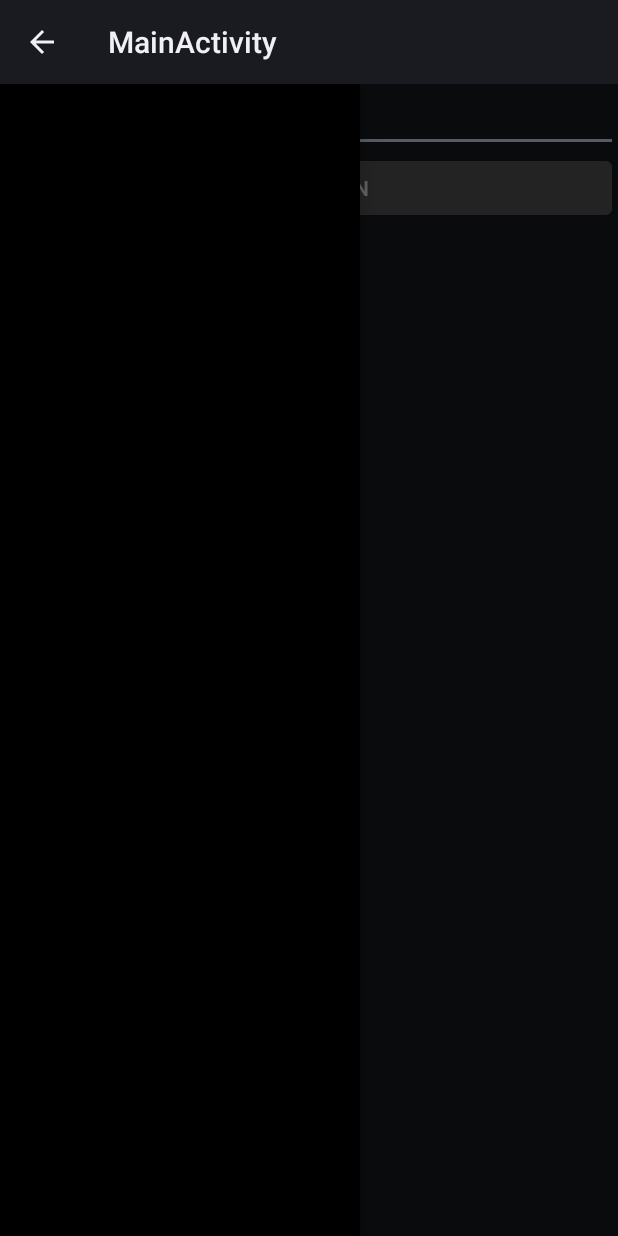
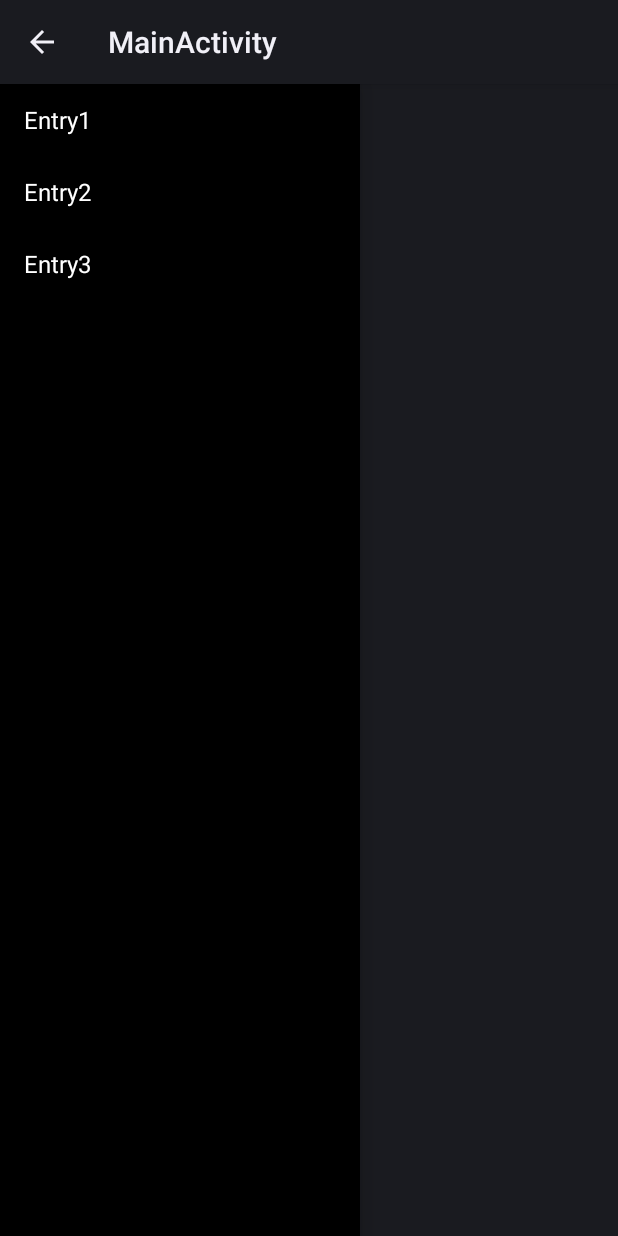
Before and after one commit to csghone/HelloAndroid-AS, an Android app: the screen it shows after launch (MainActivity), with the side drawer open, on a phone screen of 412 x 824 dp. Run offline under Robolectric (Android 15) with nearby library versions, the phone set to English and light mode, and no system bars; 2 statements that could not run were skipped.

Commit message:
Adding second layout
Signed-off-by: Chaitanya Ghone <csghone@ti.com>

```diff
--- a/app/build.gradle
+++ b/app/build.gradle
@@ -21,4 +21,5 @@ android {
 dependencies {
     compile 'com.android.support:support-v4:21.0.3'
     compile 'com.android.support:appcompat-v7:21.0.3'
+    compile "com.android.support:recyclerview-v7:21.0.3"
 }
--- a/app/src/main/java/csg/HelloAndroid/MainActivity.java
+++ b/app/src/main/java/csg/HelloAndroid/MainActivity.java
@@ -6,15 +6,20 @@ import android.app.ActionBar;
 import android.content.res.Configuration;
 import android.os.Bundle;
 
+import android.support.v7.widget.LinearLayoutManager;
 import android.view.*;
 import android.widget.*;
 import android.support.v4.app.ActionBarDrawerToggle;
 import android.support.v4.widget.DrawerLayout;
+import android.support.v7.widget.RecyclerView;
 
 public class MainActivity extends Activity
 {
     private ActionBarDrawerToggle myDrawerToggle;
     private DrawerLayout myDrawerLayout;
+    private RecyclerView myRecyclerView;
+    private RecyclerView.Adapter myAdapter;
+    private RecyclerView.LayoutManager myLayoutManager;
 
     /** Called when the activity is first created. */
     @Override
@@ -27,6 +32,8 @@ public class MainActivity extends Activity
         getActionBar().setHomeButtonEnabled(true);
 
         myDrawerLayout = (DrawerLayout) findViewById(R.id.drawer_layout);
+        myRecyclerView = (RecyclerView) findViewById(R.id.left_drawer);
+
         myDrawerToggle = new ActionBarDrawerToggle(
                     this,                              /* host Activity */
                     myDrawerLayout,                    /* DrawerLayout object */
@@ -44,10 +51,16 @@ public class MainActivity extends Activity
             }
         };
         myDrawerLayout.setDrawerListener(myDrawerToggle);
-        /**
-         * When using the ActionBarDrawerToggle, you must call it during
-         * onPostCreate() and onConfigurationChanged()...
-         */
+
+        myRecyclerView.setHasFixedSize(true);
+
+        // use a linear layout manager
+        myLayoutManager = new LinearLayoutManager(this);
+        myRecyclerView.setLayoutManager(myLayoutManager);
+
+        // specify an adapter (see also next example)
+        myAdapter = new MyAdapter(getResources().getStringArray(R.array.drawer_menu));
+        myRecyclerView.setAdapter(myAdapter);
     }
 
     @Override
@@ -64,6 +77,10 @@ public class MainActivity extends Activity
         }
     }
 
+    /**
+     * When using the ActionBarDrawerToggle, you must call it during
+     * onPostCreate() and onConfigurationChanged()...
+     */
     @Override
     protected void onPostCreate(Bundle savedInstanceState) {
         super.onPostCreate(savedInstanceState);
@@ -77,4 +94,54 @@ public class MainActivity extends Activity
         // Pass any configuration change to the drawer toggls
         myDrawerToggle.onConfigurationChanged(newConfig);
     }
+
+    public class MyAdapter extends RecyclerView.Adapter<MyAdapter.ViewHolder> {
+        private String[] mDataset;
+
+        // Provide a reference to the views for each data item
+        // Complex data items may need more than one view per item, and
+        // you provide access to all the views for a data item in a view holder
+        public class ViewHolder extends RecyclerView.ViewHolder {
+            // each data item is just a string in this case
+            public TextView mTextView;
+            public ViewHolder(TextView v) {
+                super(v);
+                mTextView = v;
+            }
+        }
+
+        // Provide a suitable constructor (depends on the kind of dataset)
+        public MyAdapter(String[] myDataset) {
+            mDataset = myDataset;
+        }
+
+        // Create new views (invoked by the layout manager)
+        @Override
+        public MyAdapter.ViewHolder onCreateViewHolder(ViewGroup parent,
+                                                       int viewType) {
+            // create a new view
+            View v = LayoutInflater.from(parent.getContext())
+                    .inflate(R.layout.my_text_view, parent, false);
+            // set the view's size, margins, paddings and layout parameters
+            //...
+            ViewHolder vh = new ViewHolder((TextView)v);
+            return vh;
+        }
+
+        // Replace the contents of a view (invoked by the layout manager)
+        @Override
+        public void onBindViewHolder(ViewHolder holder, int position) {
+            // - get element from your dataset at this position
+            // - replace the contents of the view with that element
+            holder.mTextView.setText(mDataset[position]);
+
+        }
+
+        // Return the size of your dataset (invoked by the layout manager)
+        @Override
+        public int getItemCount() {
+            return mDataset.length;
+        }
+
+    }
 }
--- a/app/src/main/res/layout/main.xml
+++ b/app/src/main/res/layout/main.xml
@@ -6,28 +6,10 @@
     android:layout_height="fill_parent"
     style="@style/AppTheme"
     >
-    <!-- The main content view -->
-    <RelativeLayout
-        android:id="@+id/content_frame"
-        android:layout_width="match_parent"
-        android:layout_height="match_parent"
-        style="@style/AppTheme">
-
-    <EditText android:id="@+id/edit_message"
-        android:layout_width="fill_parent"
-        android:layout_height="wrap_content"
-        android:hint="@string/edit_message" />
-
-    <Button android:id="@+id/my_button"
-        android:layout_width="fill_parent"
-        android:layout_height="wrap_content"
-        android:layout_below="@+id/edit_message"
-        android:text="@string/my_button_text"/>
-    </RelativeLayout>
-
 
     <!-- The navigation drawer -->
-    <ListView android:id="@+id/left_drawer"
+    <android.support.v7.widget.RecyclerView
+        android:id="@+id/left_drawer"
         android:layout_width="240dp"
         android:layout_height="match_parent"
         android:layout_gravity="left|start"
--- /dev/null
+++ b/app/src/main/res/layout/my_text_view.xml
@@ -0,0 +1,13 @@
+<?xml version="1.0" encoding="utf-8"?>
+<TextView xmlns:android="http://schemas.android.com/apk/res/android"
+    android:id="@+id/drawer_text_view"
+    android:layout_width="match_parent"
+    android:layout_height="wrap_content"
+    android:textAppearance="?android:attr/textAppearanceListItemSmall"
+    android:gravity="center_vertical"
+    android:paddingLeft="16dp"
+    android:paddingRight="16dp"
+    android:textColor="#fff"
+    android:background="?android:attr/activatedBackgroundIndicator"
+    android:minHeight="?android:attr/listPreferredItemHeightSmall"
+    />
--- /dev/null
+++ b/app/src/main/res/menu/menu_activity_layout1.xml
@@ -0,0 +1,6 @@
+<menu xmlns:android="http://schemas.android.com/apk/res/android"
+    xmlns:app="http://schemas.android.com/apk/res-auto"
+    xmlns:tools="http://schemas.android.com/tools" tools:context="csg.HelloAndroid.Layout1">
+    <item android:id="@+id/action_settings" android:title="@string/action_settings"
+        android:orderInCategory="100" app:showAsAction="never" />
+</menu>
--- /dev/null
+++ b/app/src/main/res/values-w820dp/dimens.xml
@@ -0,0 +1,6 @@
+<resources>
+    <!-- Example customization of dimensions originally defined in res/values/dimens.xml
+         (such as screen margins) for screens with more than 820dp of available width. This
+         would include 7" and 10" devices in landscape (~960dp and ~1280dp respectively). -->
+    <dimen name="activity_horizontal_margin">64dp</dimen>
+</resources>
--- /dev/null
+++ b/app/src/main/res/values/dimens.xml
@@ -0,0 +1,5 @@
+<resources>
+    <!-- Default screen margins, per the Android Design guidelines. -->
+    <dimen name="activity_horizontal_margin">16dp</dimen>
+    <dimen name="activity_vertical_margin">16dp</dimen>
+</resources>
--- a/app/src/main/res/values/strings.xml
+++ b/app/src/main/res/values/strings.xml
@@ -1,15 +1,25 @@
 <?xml version="1.0" encoding="utf-8"?>
 <resources>
+
     <string name="app_name">MainActivity</string>
     <string name="edit_message">Type Here</string>
     <string name="my_button_text">My Button</string>
     <string name="chk_box_txt">Chk</string>
-
-    <string name="tempStr">TempString</string>\
-    <string name="tempStr1">TempString1</string>\
-    <string name="tempStr2">TempString2</string>\
+    <string name="tempStr">TempString</string>
+\    <string name="tempStr1">TempString1</string>
+\    <string name="tempStr2">TempString2</string>
+\    <string-array name="drawer_menu">
+        <item>Entry1</item>
+        <item>Entry2</item>
+        <item>Entry3</item>
+    </string-array>
 
     <color name="primary">#ffc00000</color>
     <color name="primary_dark">#ff800000</color>
     <color name="accent">#fffff000</color>
+
+    <string name="title_activity_activity_layout1">ActivityLayout1</string>
+    <string name="hello_world">Hello world!</string>
+    <string name="action_settings">Settings</string>
+
 </resources>
```
Also changed, not shown: app/src/main/AndroidManifest.xml (+27 -7 lines), app/src/main/java/csg/HelloAndroid/Layout1.java (added, +40 -0 lines), app/src/main/res/layout/layout_1.xml (added, +23 -0 lines), build.gradle (line endings or trailing spaces), 1 other file.
